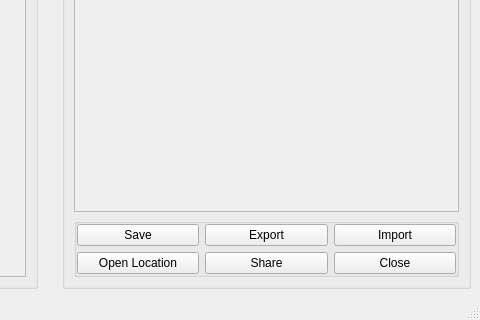
The window that mainwindow.ui (phillserrazina/FinalYearProject) describes before a commit, drawn with Qt 5; both pictures show x 380 to 860 and y 333 to 653 of the 860 by 653 pixel window.
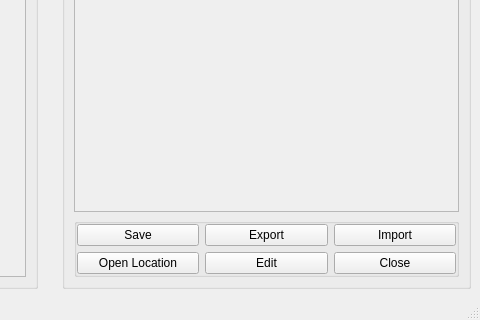
The same window after the commit.

Commit message: Maybe I'll Switch?

The edit to the form file:
```diff
--- a/mainwindow.ui
+++ b/mainwindow.ui
@@ -252,7 +252,7 @@
              <item row="2" column="1">
               <widget class="QPushButton" name="shareButton">
                <property name="text">
-                <string>Share</string>
+                <string>Edit</string>
                </property>
               </widget>
              </item>
```
The commit also changes 2 other files.
